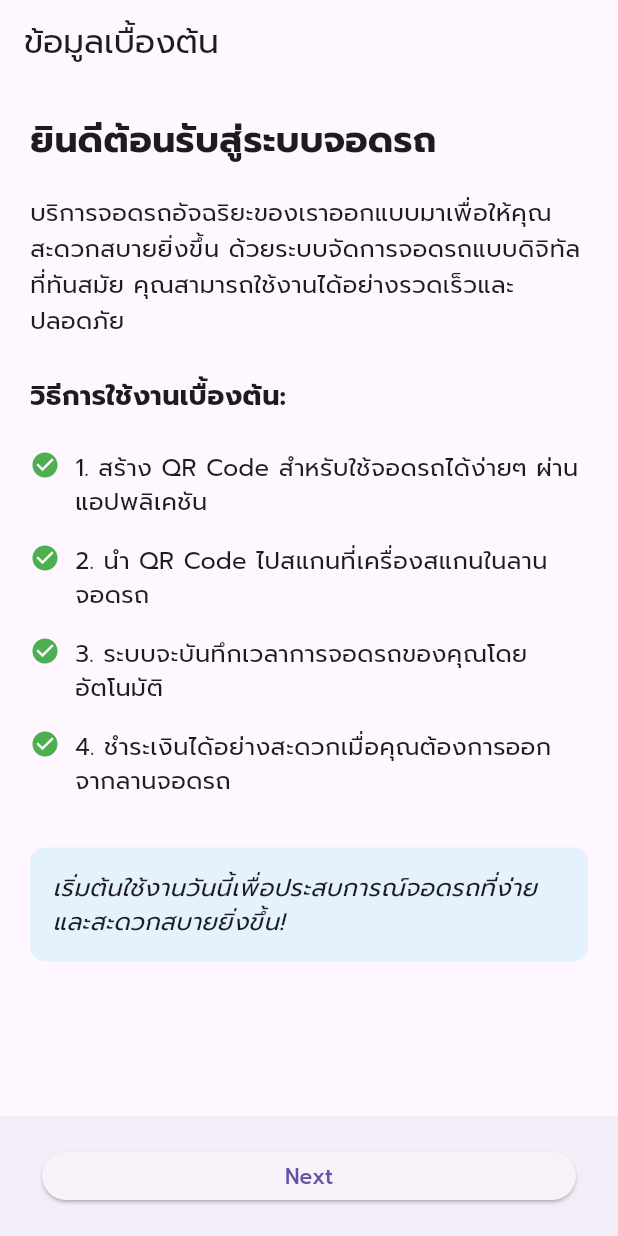
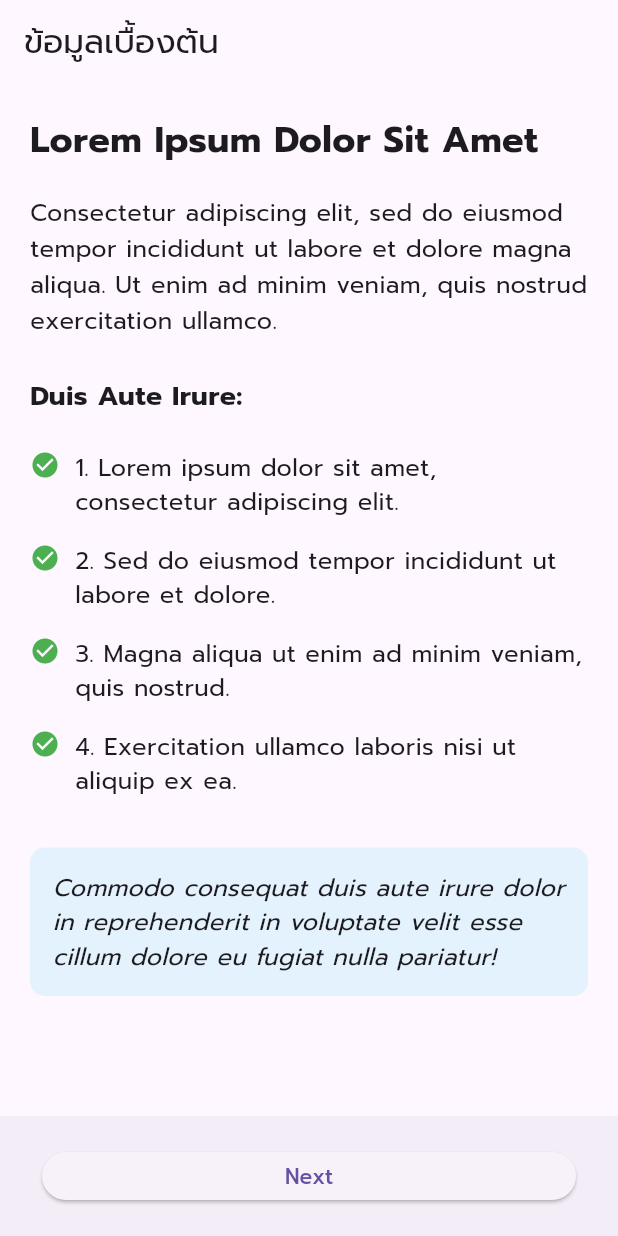
Before and after one commit to terng1940/parking_app1, a Flutter app: the screen it shows after launch, on a phone screen of 412 x 824 dp. Run offline on Flutter 3.47's test engine with Material 3 defaults, Android fonts, the light colour scheme and no system bars; our stand-ins replace modal_bottom_sheet, qr_flutter, shared_preferences.

Commit message:
update info

```diff
--- a/lib/screens/info_screen.dart
+++ b/lib/screens/info_screen.dart
@@ -67,25 +67,24 @@ class _InfoScreenState extends State<InfoScreen> {
         crossAxisAlignment: CrossAxisAlignment.start,
         children: [
           const Text(
-            'ยินดีต้อนรับสู่ระบบจอดรถ',
+            'Lorem Ipsum Dolor Sit Amet',
             style: TextStyle(fontSize: 24, fontWeight: FontWeight.bold),
           ),
           const SizedBox(height: 20),
           const Text(
-            'บริการจอดรถอัจฉริยะของเราออกแบบมาเพื่อให้คุณสะดวกสบายยิ่งขึ้น '
-            'ด้วยระบบจัดการจอดรถแบบดิจิทัลที่ทันสมัย คุณสามารถใช้งานได้อย่างรวดเร็วและปลอดภัย',
+            'Consectetur adipiscing elit, sed do eiusmod tempor incididunt ut labore et dolore magna aliqua. Ut enim ad minim veniam, quis nostrud exercitation ullamco.',
             style: TextStyle(fontSize: 16, height: 1.5),
           ),
           const SizedBox(height: 25),
           const Text(
-            'วิธีการใช้งานเบื้องต้น:',
+            'Duis Aute Irure:',
             style: TextStyle(fontSize: 18, fontWeight: FontWeight.bold),
           ),
           const SizedBox(height: 15),
-          _buildInfoRow('1. สร้าง QR Code สำหรับใช้จอดรถได้ง่ายๆ ผ่านแอปพลิเคชัน'),
-          _buildInfoRow('2. นำ QR Code ไปสแกนที่เครื่องสแกนในลานจอดรถ'),
-          _buildInfoRow('3. ระบบจะบันทึกเวลาการจอดรถของคุณโดยอัตโนมัติ'),
-          _buildInfoRow('4. ชำระเงินได้อย่างสะดวกเมื่อคุณต้องการออกจากลานจอดรถ'),
+          _buildInfoRow('1. Lorem ipsum dolor sit amet, consectetur adipiscing elit.'),
+          _buildInfoRow('2. Sed do eiusmod tempor incididunt ut labore et dolore.'),
+          _buildInfoRow('3. Magna aliqua ut enim ad minim veniam, quis nostrud.'),
+          _buildInfoRow('4. Exercitation ullamco laboris nisi ut aliquip ex ea.'),
           const SizedBox(height: 25),
           Container(
             padding: const EdgeInsets.all(15),
@@ -94,7 +93,7 @@ class _InfoScreenState extends State<InfoScreen> {
               borderRadius: BorderRadius.circular(10),
             ),
             child: const Text(
-              'เริ่มต้นใช้งานวันนี้เพื่อประสบการณ์จอดรถที่ง่ายและสะดวกสบายยิ่งขึ้น!',
+              'Commodo consequat duis aute irure dolor in reprehenderit in voluptate velit esse cillum dolore eu fugiat nulla pariatur!',
               style: TextStyle(fontSize: 16, fontStyle: FontStyle.italic),
             ),
           ),
@@ -110,41 +109,41 @@ class _InfoScreenState extends State<InfoScreen> {
         crossAxisAlignment: CrossAxisAlignment.start,
         children: [
           const Text(
-            'ประโยชน์ของการใช้ QR Code จอดรถ',
+            'Excepteur Sint Occaecat',
             style: TextStyle(fontSize: 24, fontWeight: FontWeight.bold),
           ),
           const SizedBox(height: 20),
           _buildBenefitItem(
             Icons.qr_code,
-            'ไม่ต้องใช้ตั๋วจอดรถ',
-            'ลืมปัญหาตั๋วจอดรถหายหรือเสียหาย ด้วยระบบ QR Code ดิจิทัล'
+            'Cupidatat Non Proident',
+            'Sunt in culpa qui officia deserunt mollit anim id est laborum.'
           ),
           _buildBenefitItem(
             Icons.access_time,
-            'บันทึกเวลาอัตโนมัติ',
-            'ระบบจะคำนวณเวลาจอดรถโดยอัตโนมัติอย่างแม่นยำ'
+            'Tempor Incididunt',
+            'Ut labore et dolore magna aliqua ut enim ad minim veniam.'
           ),
           _buildBenefitItem(
             Icons.payment,
-            'ชำระเงินง่ายดาย',
-            'ชำระเงินผ่านแอปพลิเคชันได้หลายช่องทาง ไม่ต้องเตรียมเงินสด'
+            'Quis Nostrud',
+            'Exercitation ullamco laboris nisi ut aliquip ex ea commodo.'
           ),
           _buildBenefitItem(
             Icons.security,
-            'ปลอดภัยและน่าเชื่อถือ',
-            'ข้อมูลการจอดรถของคุณจะถูกเก็บรักษาอย่างปลอดภัย'
+            'Consequat Duis',
+            'Aute irure dolor in reprehenderit in voluptate velit esse.'
           ),
           const SizedBox(height: 25),
           const Text(
-            'วิธีการสร้าง QR Code:',
+            'Sed Do Eiusmod:',
             style: TextStyle(fontSize: 18, fontWeight: FontWeight.bold),
           ),
           const SizedBox(height: 15),
           const Text(
-            '1. ไปที่หน้าสร้าง QR Code ในแอปพลิเคชัน\n'
-            '2. ระบบจะสร้างรหัสเฉพาะสำหรับคุณ\n'
-            '3. QR Code จะแสดงบนหน้าจอพร้อมข้อมูลที่จำเป็น\n'
-            '4. คุณสามารถใช้ QR Code นี้ได้ทันที',
+            '1. Tempor incididunt ut labore et dolore magna aliqua.\n'
+            '2. Ut enim ad minim veniam, quis nostrud exercitation.\n'
+            '3. Ullamco laboris nisi ut aliquip ex ea commodo.\n'
+            '4. Consequat duis aute irure dolor in reprehenderit.',
             style: TextStyle(fontSize: 16, height: 1.5),
           ),
         ],
@@ -159,41 +158,41 @@ class _InfoScreenState extends State<InfoScreen> {
         crossAxisAlignment: CrossAxisAlignment.start,
         children: [
           const Text(
-            'ข้อกำหนดและเงื่อนไข',
+            'Velit Esse Cillum Dolore',
             style: TextStyle(fontSize: 24, fontWeight: FontWeight.bold),
           ),
           const SizedBox(height: 20),
           const Text(
-            'ก่อนเริ่มใช้งาน กรุณาอ่านและทำความเข้าใจข้อกำหนดต่อไปนี้:',
+            'Eu fugiat nulla pariatur excepteur sint occaecat cupidatat non proident:',
             style: TextStyle(fontSize: 16),
           ),
           const SizedBox(height: 15),
           _buildTermItem(
-            'QR Code แต่ละใบมีอายุการใช้งานจำกัดตามที่กำหนด'
+            'Sunt in culpa qui officia deserunt mollit anim id est laborum.'
           ),
           _buildTermItem(
-            'ผู้ใช้ต้องรับผิดชอบในการรักษาความปลอดภัยของ QR Code'
+            'Sed ut perspiciatis unde omnis iste natus error sit voluptatem.'
           ),
           _buildTermItem(
-            'การจอดรถต้องปฏิบัติตามกฎระเบียบของลานจอดรถแต่ละแห่ง'
+            'Accusantium doloremque laudantium totam rem aperiam.'
           ),
           _buildTermItem(
-            'ค่าบริการจะถูกคำนวณตามระยะเวลาการจอดรถจริง'
+            'Eaque ipsa quae ab illo inventore veritatis et quasi architecto.'
           ),
           _buildTermItem(
-            'ในกรณีที่ QR Code ไม่ทำงาน กรุณาติดต่อเจ้าหน้าที่'
+            'Beatae vitae dicta sunt explicabo nemo enim ipsam voluptatem.'
           ),
           const SizedBox(height: 25),
           const Text(
-            'นโยบายการคำนวณค่าบริการ:',
+            'Quis Autem Vel Eum:',
             style: TextStyle(fontSize: 18, fontWeight: FontWeight.bold),
           ),
           const SizedBox(height: 15),
           const Text(
-            '• ชั่วโมงแรก: 30 บาท\n'
-            '• ชั่วโมงต่อไป: ชั่วโมงละ 20 บาท\n'
-            '• สูงสุดต่อวัน: 250 บาท\n'
-            '• การจอดรถเกินเวลาเกินกว่าที่กำหนดอาจมีค่าปรับเพิ่ม',
+            '• Iure reprehenderit qui in ea voluptate velit: 30 BAHT\n'
+            '• Quam nihil molestiae consequatur: 20 BAHT / HOUR\n'
+            '• Vel illum qui dolorem eum fugiat quo: 250 BAHT / DAY\n'
+            '• Voluptas nulla pariatur vero eos et accusamus: + FINE',
             style: TextStyle(fontSize: 16, height: 1.5),
           ),
           const SizedBox(height: 20),
@@ -204,8 +203,7 @@ class _InfoScreenState extends State<InfoScreen> {
               borderRadius: BorderRadius.circular(10),
             ),
             child: const Text(
-              'ขอบคุณที่เลือกใช้บริการของเรา หากมีคำถามหรือต้องการความช่วยเหลือ '
-              'กรุณาติดต่อศูนย์บริการลูกค้าได้ตลอด 24 ชั่วโมง',
+              'Officiis debitis aut rerum necessitatibus saepe eveniet ut et voluptates repudiandae sint et molestiae non recusandae. Itaque earum rerum hic tenetur a sapiente delectus.',
               style: TextStyle(fontSize: 16),
             ),
           ),
```
Also changed, not shown: 1 other file.
